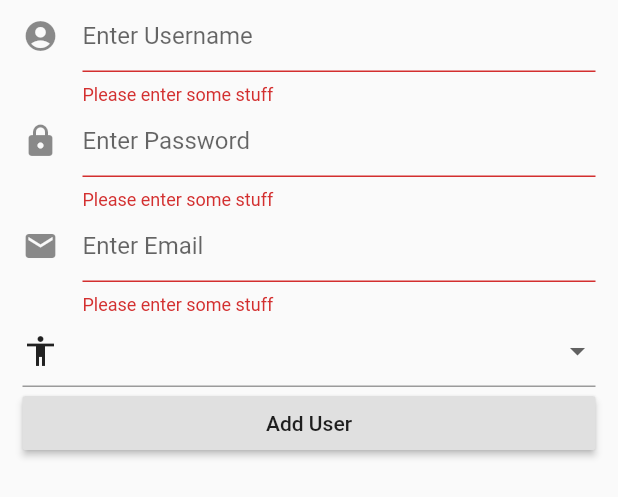
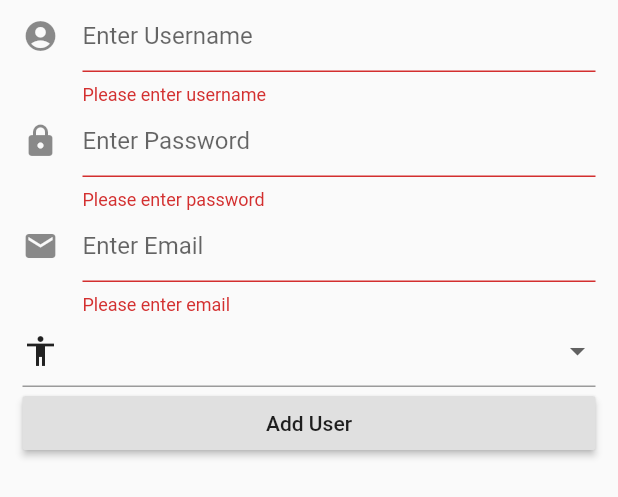
Before and after one commit to VictorDoom022/webDevProject-new, a Flutter app: what userForm() shows on an empty page, opened directly, after a tap on "Add User", on a phone screen of 412 x 824 dp. Shown: the top 497 px of the screen. Run offline on Flutter 3.47's test engine with Material 2 defaults, Android fonts, the phone set to English and light mode, and no system bars; our stand-ins replace dio, email_validator; network calls fail.

Commit message:
minor fixes

```diff
--- a/lib/views/addUserPage.dart
+++ b/lib/views/addUserPage.dart
@@ -64,7 +64,7 @@ class _userFormState extends State<userForm> {
                     ),
                     validator: (value){
                       if(value.isEmpty){
-                        return 'Please enter some stuff';
+                        return 'Please enter username';
                       }
                       return null;
                     },
@@ -81,7 +81,7 @@ class _userFormState extends State<userForm> {
                     ),
                     validator: (value){
                       if(value.trim().isEmpty){
-                        return 'Please enter some stuff';
+                        return 'Please enter password';
                       }
                       return null;
                     },
@@ -97,7 +97,7 @@ class _userFormState extends State<userForm> {
                     ),
                     validator: (value){
                       if(value.isEmpty){
-                        return 'Please enter some stuff';
+                        return 'Please enter email';
                       }else if((EmailValidator.validate(value) == null)){
                         return 'Please enter a valid email';
                       }
```
